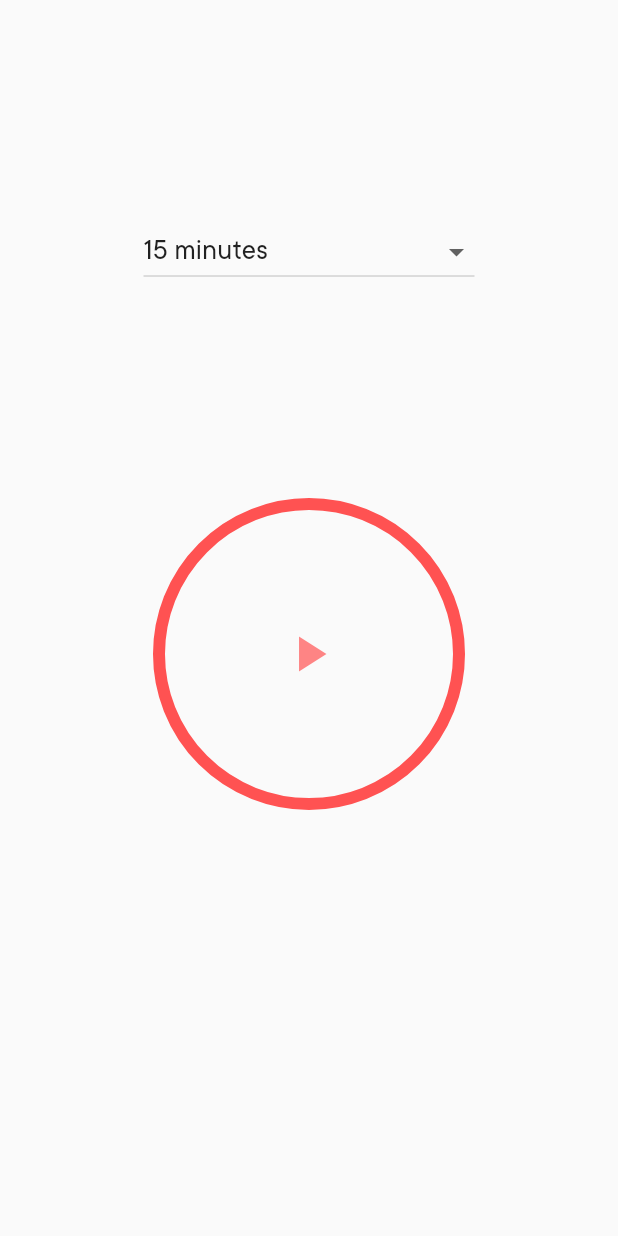
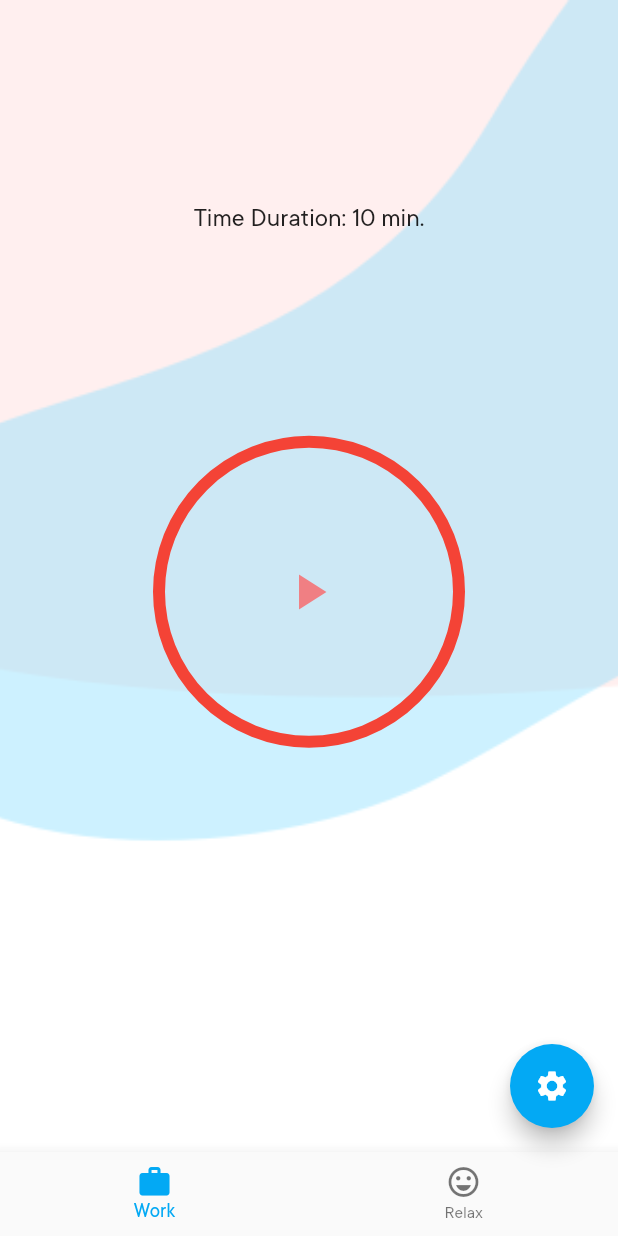
Before and after one commit to AnubhavUjjawal/flutter-create-contest-submission, a Flutter app: the screen it shows after launch, on a phone screen of 412 x 824 dp. Run offline on Flutter 3.47's test engine with Material 2 defaults, Android fonts, the phone set to English and light mode, and no system bars; our stand-ins replace assets_audio_player, shared_preferences.

Commit message:
final version

```diff
--- /dev/null
+++ b/lib/home_screen.dart
@@ -0,0 +1,110 @@
+import 'package:flutter/material.dart';
+import 'package:shared_preferences/shared_preferences.dart';
+import 'radial_progress.dart';
+import 'settings_form.dart';
+
+class HomeScreen extends StatefulWidget {
+  @override
+  HomeScreenState createState() {
+    return HomeScreenState();
+  }
+}
+
+class HomeScreenState extends State<HomeScreen> {
+  int currentIndex, _work, _relax;
+  int _timeCompleted;
+  @override
+  void initState() {
+    // setting default
+    _work = 0;
+    _relax = 0;
+    _timeCompleted = 0;
+    update();
+    currentIndex = 0;
+    super.initState();
+  }
+
+  void onTabTapped(int index) {
+    setState(() {
+      currentIndex = index;
+      _timeCompleted = 0;
+    });
+  }
+
+  void update() async {
+    SharedPreferences prefs = await SharedPreferences.getInstance();
+    setState(() {
+      _work = prefs.getInt("work");
+      _relax = prefs.getInt("relax");
+
+      // for opening the app 1st time
+      if(_work == null || _relax == null)
+      {
+        _work = 10;
+        _relax = 5;
+        prefs.setInt("work", 10);
+        prefs.setInt("relax", 5);
+      }
+    });
+  }
+
+  @override
+  Widget build(BuildContext context) {
+    return Scaffold(
+      body: Container(
+        decoration: BoxDecoration(
+          image: DecorationImage(
+            image: AssetImage("assets/images/backdrop.png"),
+            fit: BoxFit.cover,
+          ),
+        ),
+        child: Center(
+            child: Column(
+          mainAxisAlignment: MainAxisAlignment.spaceEvenly,
+          children: <Widget>[
+            currentIndex == 0
+                ? Text('Time Duration: $_work min.')
+                : Text('Time Duration: $_relax min.'),
+            RadialProgress(
+              totalTime: currentIndex == 0 ? _work * 60 : _relax * 60,
+              mode: currentIndex,
+              timeCompleted: _timeCompleted,
+              parent: this,
+            ),
+            Column()
+          ],
+        )),
+      ),
+      bottomNavigationBar: BottomNavigationBar(
+        onTap: (index) => onTabTapped(index),
+        currentIndex: currentIndex,
+        items: [
+          BottomNavigationBarItem(
+            icon: Icon(Icons.work),
+            title: Text('Work'),
+          ),
+          BottomNavigationBarItem(
+            icon: Icon(Icons.sentiment_very_satisfied),
+            title: Text('Relax'),
+          ),
+        ],
+      ),
+      floatingActionButton: FloatingActionButton(
+          child: Icon(
+            Icons.settings,
+            color: Colors.white,
+          ),
+          onPressed: () {
+            showDialog(
+                context: context,
+                builder: (BuildContext context) {
+                  return Dialog(
+                    child: SettingsForm(
+                      parent: this,
+                    ),
+                  );
+                });
+          }),
+    );
+  }
+}
--- a/lib/main.dart
+++ b/lib/main.dart
@@ -1,106 +1,41 @@
 import 'package:flutter/material.dart';
-import 'screens/home_screen.dart';
+import 'home_screen.dart';
 import 'routes.dart';
 
 void main() => runApp(MyApp());
 
 class MyApp extends StatelessWidget {
-	// This widget is the root of your application.
   @override
   Widget build(BuildContext context) {
     return MaterialApp(
-			// title: 'Flutter Demo',
       theme: ThemeData(
-				primarySwatch: Colors.red,
-				buttonColor: Colors.redAccent.withOpacity(0.3)
+          primarySwatch: Colors.lightBlue,
+          buttonColor: Colors.blue,
+          inputDecorationTheme: InputDecorationTheme(
+              labelStyle: TextStyle(
+                fontSize: 15,
+                fontFamily: "TTCommons",
               ),
+              focusedBorder: OutlineInputBorder(
+                borderRadius: BorderRadius.circular(10),
+              ),
+              border: OutlineInputBorder(
+                borderRadius: BorderRadius.circular(10),
+              )),
+          textTheme: TextTheme(
+            body1: TextStyle(fontSize: 18, fontFamily: "TTCommons"),
+            title: TextStyle(
+                fontSize: 20,
+                fontFamily: "TTCommons",
+                fontWeight: FontWeight.bold),
+            button: TextStyle(
+                fontSize: 15,
+                fontFamily: "TTCommons",
+                fontWeight: FontWeight.bold,
+                color: Colors.white70),
+          )),
       home: HomeScreen(),
       routes: routes,
     );
   }
 }
-
-class MyHomePage extends StatefulWidget {
-	MyHomePage({Key key, this.title}) : super(key: key);
-
-	// This widget is the home page of your application. It is stateful, meaning
-	// that it has a State object (defined below) that contains fields that affect
-	// how it looks.
-
-	// This class is the configuration for the state. It holds the values (in this
-	// case the title) provided by the parent (in this case the App widget) and
-	// used by the build method of the State. Fields in a Widget subclass are
-	// always marked "final".
-
-	final String title;
-
-	@override
-	_MyHomePageState createState() => _MyHomePageState();
-}
-
-class _MyHomePageState extends State<MyHomePage> {
-	int _counter = 0;
-
-	void _incrementCounter() {
-		setState(() {
-			// This call to setState tells the Flutter framework that something has
-			// changed in this State, which causes it to rerun the build method below
-			// so that the display can reflect the updated values. If we changed
-			// _counter without calling setState(), then the build method would not be
-			// called again, and so nothing would appear to happen.
-			_counter++;
-		});
-	}
-
-	@override
-	Widget build(BuildContext context) {
-		// This method is rerun every time setState is called, for instance as done
-		// by the _incrementCounter method above.
-		//
-		// The Flutter framework has been optimized to make rerunning build methods
-		// fast, so that you can just rebuild anything that needs updating rather
-		// than having to individually change instances of widgets.
-		return Scaffold(
-			appBar: AppBar(
-				// Here we take the value from the MyHomePage object that was created by
-				// the App.build method, and use it to set our appbar title.
-				title: Text(widget.title),
-			),
-			body: Center(
-				// Center is a layout widget. It takes a single child and positions it
-				// in the middle of the parent.
-				child: Column(
-					// Column is also layout widget. It takes a list of children and
-					// arranges them vertically. By default, it sizes itself to fit its
-					// children horizontally, and tries to be as tall as its parent.
-					//
-					// Invoke "debug painting" (press "p" in the console, choose the
-					// "Toggle Debug Paint" action from the Flutter Inspector in Android
-					// Studio, or the "Toggle Debug Paint" command in Visual Studio Code)
-					// to see the wireframe for each widget.
-					//
-					// Column has various properties to control how it sizes itself and
-					// how it positions its children. Here we use mainAxisAlignment to
-					// center the children vertically; the main axis here is the vertical
-					// axis because Columns are vertical (the cross axis would be
-					// horizontal).
-					mainAxisAlignment: MainAxisAlignment.center,
-					children: <Widget>[
-						Text(
-							'You have pushed the button this many times:',
-						),
-						Text(
-							'$_counter',
-							style: Theme.of(context).textTheme.display1,
-						),
-					],
-				),
-			),
-			floatingActionButton: FloatingActionButton(
-				onPressed: _incrementCounter,
-				tooltip: 'Increment',
-				child: Icon(Icons.add),
-			), // This trailing comma makes auto-formatting nicer for build methods.
-		);
-	}
-}
--- /dev/null
+++ b/lib/radial_progress.dart
@@ -0,0 +1,147 @@
+import 'package:flutter/material.dart';
+import 'package:assets_audio_player/assets_audio_player.dart';
+import 'dart:ui';
+import 'dart:math';
+import 'dart:core';
+import 'dart:async';
+import 'home_screen.dart';
+
+class TimePainter extends CustomPainter {
+  Color lineColor, completeColor;
+  double completePercent, width;
+  TimePainter(
+      {this.lineColor, this.completeColor, this.completePercent, this.width});
+
+  @override
+  void paint(Canvas canvas, Size size) {
+    Paint line = Paint()
+      ..color = lineColor
+      ..strokeCap = StrokeCap.round
+      ..style = PaintingStyle.stroke
+      ..strokeWidth = width;
+    Paint complete = Paint()
+      ..color = completeColor
+      ..strokeCap = StrokeCap.round
+      ..style = PaintingStyle.stroke
+      ..strokeWidth = width;
+    Offset center = Offset(size.width / 2, size.height / 2);
+    double radius = min(size.width / 2, size.height / 2);
+    canvas.drawCircle(center, radius, line);
+    double arcAngle = 2 * pi * (completePercent / 100);
+    canvas.drawArc(Rect.fromCircle(center: center, radius: radius), -pi / 2,
+        arcAngle, false, complete);
+  }
+
+  @override
+  bool shouldRepaint(CustomPainter oldDelegate) {
+    return true;
+  }
+}
+
+class RadialProgress extends StatefulWidget {
+  final int totalTime, mode;
+  int timeCompleted;
+  HomeScreenState parent;
+  RadialProgress({this.totalTime, this.mode, this.timeCompleted, this.parent});
+  @override
+  State<RadialProgress> createState() {
+    return _RadialProgressState();
+  }
+}
+
+class _RadialProgressState extends State<RadialProgress> {
+  bool timerRunning = false, shouldPlaySound = false;
+  AssetsAudioPlayer player;
+  Timer timer;
+
+  @override
+  void initState() {
+    player = AssetsAudioPlayer();
+    widget.timeCompleted = 0;
+    // totalTime = 60;
+    timer = Timer.periodic(
+        Duration(seconds: 1),
+        (Timer t) => {
+              setState(() {
+                if (widget.timeCompleted >= widget.totalTime) {
+                  timerRunning = !timerRunning;
+                  widget.timeCompleted = 0;
+                  playAlarm();
+                } else if (timerRunning) {
+                  widget.timeCompleted += 1;
+                }
+              })
+            });
+    super.initState();
+  }
+
+  Future playAlarm() async {
+    player.open(AssetsAudio(
+      asset: "time-over.mp3",
+      folder: "assets/audio/",
+    ));
+    showDialog(
+        context: context,
+        builder: (BuildContext context) {
+          return AlertDialog(
+            title: Text(widget.mode == 0 ? "Time Over" : "Play Time Over"),
+            content: Text(
+                widget.mode == 0 ? "Take a break!" : "Let's get back to work!"),
+            contentTextStyle: Theme.of(context).textTheme.body1,
+            actions: <Widget>[
+              FlatButton(
+                color: Colors.blueAccent,
+                child: Text("Close", style: Theme.of(context).textTheme.button),
+                onPressed: () {
+                  stop();
+                  Navigator.of(context).pop();
+                  widget.parent.onTabTapped(1-widget.parent.currentIndex);
+                },
+              ),
+            ],
+          );
+        });
+  }
+
+  void pause() {
+    player.pause();
+  }
+
+  void stop() {
+    player.stop();
+  }
+
+  @override
+  void dispose() {
+    timer?.cancel();
+    super.dispose();
+  }
+
+  @override
+  Widget build(BuildContext context) {
+    return Container(
+      height: 200,
+      width: 200,
+      child: CustomPaint(
+        foregroundPainter: TimePainter(
+            lineColor: widget.mode == 0 ? Colors.red : Colors.green,
+            completeColor: Colors.white70,
+            completePercent: widget.timeCompleted.toDouble() /
+                widget.totalTime.toDouble() *
+                100,
+            width: 8.0),
+        child: IconButton(
+            icon: timerRunning ? Icon(Icons.pause) : Icon(Icons.play_arrow),
+            color: widget.mode == 0
+                ? Colors.redAccent.withOpacity(0.7)
+                : Colors.green.withOpacity(0.7),
+            iconSize: 40,
+            onPressed: () {
+              setState(() {
+                timerRunning = !timerRunning;
+              });
+            }),
+      ),
+    );
+  }
+}
--- a/lib/routes.dart
+++ b/lib/routes.dart
@@ -1,4 +1,4 @@
-import 'screens/home_screen.dart';
+import 'home_screen.dart';
 
 var routes = {
   "/hs" : (context) => HomeScreen()
--- a/lib/screens/home_screen.dart
+++ /dev/null
@@ -1,62 +0,0 @@
-import 'package:flutter/material.dart';
-import '../widgets/radial_progress.dart';
-
-class HomeScreen extends StatefulWidget {
-	@override
-	_HomeScreenState createState() {
-		return _HomeScreenState();
-	}
-}
-
-class _HomeScreenState extends State<HomeScreen>{
-	Map<String, int> _tasks = {
-		"15 minutes": 15,
-		"30 minutes": 30,
-		"45 minutes": 45,
-		"60 minutes": 60
-	};
-	int _selectedTask;
-	@override
-  void initState() {
-    _selectedTask = 15;
-    super.initState();
-  }
-	@override
-	Widget build(BuildContext context) {
-		return Scaffold(
-			body: Center(
-				child: Column(
-					mainAxisAlignment: MainAxisAlignment.spaceEvenly,
-					children: <Widget>[
-						DropdownButton(
-							hint: Text("Please select a Time Period"),
-							value: _selectedTask,
-							onChanged: (newValue) {
-								setState(() {
-									_selectedTask = newValue;
-								});
-							},
-							items: (){
-								List<DropdownMenuItem> itemsList = List<DropdownMenuItem>();
-								_tasks.forEach((key, val){
-									itemsList.add(
-										DropdownMenuItem(
-											child: Text(
-												key,
-												style: TextStyle(fontSize: 20, fontFamily: "TTCommons"),
-											),
-											value: val,
-										)
-									);
-								});
-								return itemsList;
-							}()
-						),
-						RadialProgress(totalTime: _selectedTask),
-						Column()
-					],
-				)
-			),
-		);
-	}
-}
--- a/lib/widgets/radial_progress.dart
+++ /dev/null
@@ -1,148 +0,0 @@
-import 'package:flutter/material.dart';
-import 'package:assets_audio_player/assets_audio_player.dart';
-import 'dart:ui';
-import 'dart:math';
-import 'dart:core';
-import 'dart:async';
-
-class TimePainter extends CustomPainter {
-	Color lineColor, completeColor;
-	double completePercent, width;
-	TimePainter({this.lineColor, this.completeColor, this.completePercent, this.width});
-
-	@override
-	void paint(Canvas canvas, Size size) {
-		Paint line = Paint()
-				..color = lineColor
-				..strokeCap = StrokeCap.round
-				..style = PaintingStyle.stroke
-				..strokeWidth = width;
-		Paint complete = Paint()
-			..color = completeColor
-			..strokeCap = StrokeCap.round
-			..style = PaintingStyle.stroke
-			..strokeWidth = width;
-		Offset center = Offset(size.width/2, size.height/2);
-		double radius = min(size.width/2,size.height/2);
-		canvas.drawCircle(
-				center,
-				radius,
-				line
-		);
-		double arcAngle = 2*pi*(completePercent/100);
-		canvas.drawArc(
-				Rect.fromCircle(center: center,radius: radius),
-				-pi/2,
-				arcAngle,
-				false,
-				complete
-		);
-	}
-
-	@override
-	bool shouldRepaint(CustomPainter oldDelegate) {
-		return true;
-	}
-}
-
-class RadialProgress extends StatefulWidget {
-	final int totalTime;
-	RadialProgress({this.totalTime});
-	@override
-	State<RadialProgress> createState() {
-		return _RadialProgressState();
-	}
-}
-
-class _RadialProgressState extends State<RadialProgress>{
-	int timeCompleted;
-	bool timerRunning = false, shouldPlaySound = false;
-	AssetsAudioPlayer player;
-	Timer timer;
-
-	@override
-	void initState() {
-		player = AssetsAudioPlayer();
-		timeCompleted = 0;
-		// totalTime = 60;
-		timer = Timer.periodic(Duration(seconds: 1), (Timer t) => {
-			setState((){
-				if(timeCompleted >= widget.totalTime){
-					timerRunning = !timerRunning;
-					timeCompleted = 0;
-					playAlarm();
-				}
-				else if(timerRunning){
-					timeCompleted += 1;
-				}
-				// timeCompleted = !timerRunning?timeCompleted:timeCompleted<widget.totalTime?timeCompleted+1:0;
-			})
-		});
-		super.initState();
-	}
-
-	Future playAlarm() async {
-		player.open(AssetsAudio(
-				asset: "time-over.mp3",
-				folder: "assets/audio/",
-		));
-		showDialog(
-			context: context,
-			builder: (BuildContext context) {
-				return AlertDialog(
-					title: Text("Time Over!"),
-					content: Text("Take a break."),
-					actions: <Widget>[
-						FlatButton(
-							child: new Text("Close"),
-							onPressed: () {
-								stop();
-								Navigator.of(context).pop();
-							},
-						),
-					],
-				);
-			}
-		);
-	}
-
-	void pause() {
-		player.pause();
-	}
-
-	void stop() {
-		player.stop();
-	}
-
-	@override
-	void dispose() {
-		timer?.cancel();
-		super.dispose();
-	}
-
-	@override
-	Widget build(BuildContext context) {
-		return Container(
-			height: 200,
-			width: 200,
-			child: CustomPaint(
-				foregroundPainter: TimePainter(
-					lineColor: Colors.redAccent,
-					completeColor: Colors.white70,
-					completePercent: timeCompleted.toDouble()/widget.totalTime.toDouble() * 100,
-					width: 8.0
-				),
-				child: IconButton(
-					icon: timerRunning?Icon(Icons.pause):Icon(Icons.play_arrow),
-					color: Colors.redAccent.withOpacity(0.7),
-					iconSize: 40,
-					onPressed: (){
-						setState(() {
-								timerRunning = !timerRunning;
-						});
-					}
-				),
-			),
-		);
-	}
-}
--- a/pubspec.yaml
+++ b/pubspec.yaml
@@ -25,6 +25,7 @@ dependencies:
   cupertino_icons: ^0.1.2
   assets_audio_player: ^1.0.1
   path_provider: ^0.5.0+1
+  shared_preferences: ^0.5.1+2
 
 
 dev_dependencies:
@@ -45,7 +46,7 @@ flutter:
 
   # To add assets to your application, add an assets section, like this:
   assets:
-   - assets/images/splashart.png
+   - assets/images/backdrop.png
    - assets/audio/time-over.mp3
   #  - images/a_dot_ham.jpeg
 
```
Also changed, not shown: lib/screens/settings_screen.dart (deleted, +0 -16 lines), lib/settings_form.dart (added, +114 -0 lines), assets/images/backdrop.png (added), assets/images/splashart.png (deleted), pubspec.lock. Lines whose indentation alone changed are shown as unchanged.
